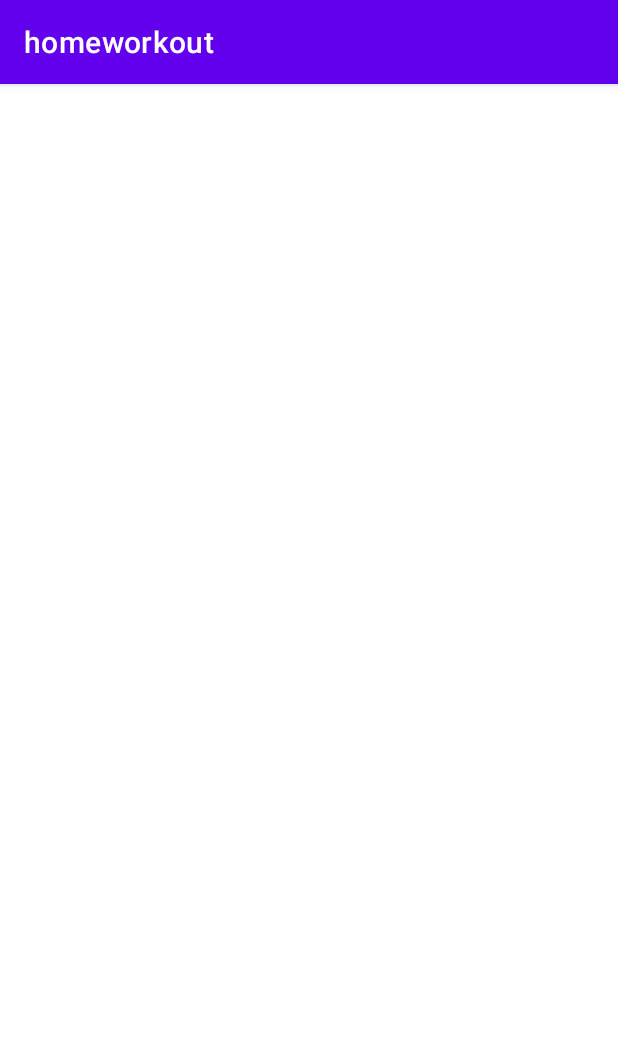
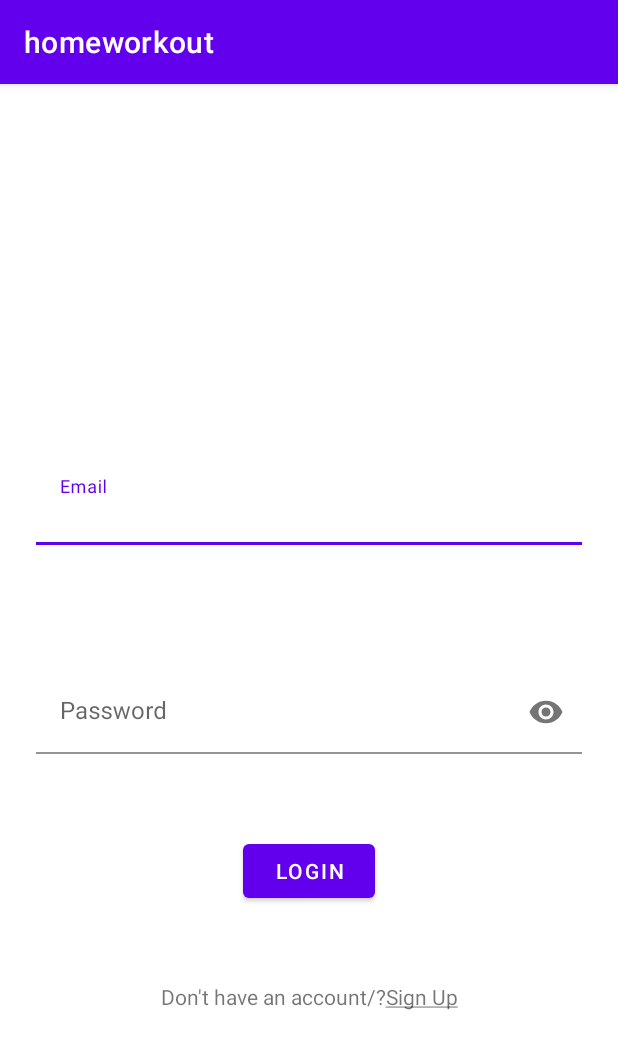
Before and after one commit to tanyasismayiana/work-out-app, an Android app: the screen it shows after launch (LoginActivity), on a phone screen of 412 x 824 dp. Shown: the top 1049 px of the screen. Run offline under Robolectric (Android 15) with nearby library versions, the phone set to English and light mode, and no system bars.

Commit message:
first commit

```diff
--- a/app/src/main/java/dev/tanya/homeworkout/LoginActivity.kt
+++ b/app/src/main/java/dev/tanya/homeworkout/LoginActivity.kt
@@ -7,7 +7,6 @@ import android.os.Bundle
 class LoginActivity : AppCompatActivity() {
     override fun onCreate(savedInstanceState: Bundle?) {
         super.onCreate(savedInstanceState)
-
         setContentView(R.layout.activity_login)
     }
 }
--- a/app/src/main/res/layout/activity_login.xml
+++ b/app/src/main/res/layout/activity_login.xml
@@ -6,4 +6,97 @@
     android:layout_height="match_parent"
     tools:context=".LoginActivity">
 
+    <androidx.constraintlayout.widget.Guideline
+        android:id="@+id/guideline3"
+        android:layout_width="wrap_content"
+        android:layout_height="wrap_content"
+        android:orientation="horizontal"
+        app:layout_constraintGuide_begin="306dp"
+        app:layout_constraintGuide_percent="0.4" />
+
+    <com.google.android.material.textfield.TextInputLayout
+        android:id="@+id/tilEmail"
+        android:layout_width="0dp"
+        android:layout_height="wrap_content"
+        android:layout_marginStart="24dp"
+        android:layout_marginEnd="24dp"
+        app:boxBackgroundColor="@android:color/transparent"
+        app:layout_constraintBottom_toTopOf="@+id/guideline3"
+        app:layout_constraintEnd_toEndOf="parent"
+        app:layout_constraintStart_toStartOf="parent">
+
+        <com.google.android.material.textfield.TextInputEditText
+            android:id="@+id/etEmail"
+            android:layout_width="match_parent"
+            android:layout_height="wrap_content"
+            android:hint="@string/email"
+            android:inputType="textEmailAddress" />
+    </com.google.android.material.textfield.TextInputLayout>
+
+    <com.google.android.material.textfield.TextInputLayout
+        android:id="@+id/textInputLayout"
+        android:layout_width="409dp"
+        android:layout_height="wrap_content"
+        android:layout_marginStart="24dp"
+        android:layout_marginTop="34dp"
+        android:layout_marginEnd="24dp"
+        app:layout_constraintBottom_toTopOf="@+id/guideline3"
+        app:layout_constraintEnd_toEndOf="parent"
+        app:layout_constraintStart_toStartOf="parent"
+        app:layout_constraintTop_toTopOf="@+id/tilEmail">
+
+    </com.google.android.material.textfield.TextInputLayout>
+
+
+
+
+    <com.google.android.material.textfield.TextInputLayout
+        android:id="@+id/tilPassword"
+        android:layout_width="0dp"
+        android:layout_height="wrap_content"
+        android:layout_marginStart="24dp"
+        android:layout_marginTop="83dp"
+        app:boxBackgroundColor="@android:color/transparent"
+        android:layout_marginEnd="24dp"
+        android:hint="@string/password"
+        app:layout_constraintEnd_toEndOf="parent"
+        app:layout_constraintStart_toStartOf="parent"
+        app:layout_constraintTop_toBottomOf="@+id/tilEmail"
+        app:passwordToggleEnabled="true"
+        >
+
+
+
+        <com.google.android.material.textfield.TextInputEditText
+            android:id="@+id/etPassword"
+            android:layout_width="match_parent"
+            android:layout_height="wrap_content"
+            android:inputType="textPassword"
+            />
+    </com.google.android.material.textfield.TextInputLayout>
+
+    <Button
+        android:id="@+id/btnLogin"
+        android:layout_width="wrap_content"
+        android:layout_height="wrap_content"
+        android:layout_marginStart="24dp"
+        android:layout_marginTop="54dp"
+        android:layout_marginEnd="24dp"
+        android:text="@string/login"
+        app:layout_constraintEnd_toEndOf="parent"
+        app:layout_constraintStart_toStartOf="parent"
+        app:layout_constraintTop_toBottomOf="@+id/tilPassword" />
+
+    <TextView
+        android:id="@+id/tvSignup"
+        android:layout_width="wrap_content"
+        android:layout_height="wrap_content"
+        android:layout_marginStart="24dp"
+        android:layout_marginTop="50dp"
+        android:layout_marginEnd="24dp"
+        android:text="@string/sign_up"
+        app:layout_constraintEnd_toEndOf="parent"
+        app:layout_constraintStart_toStartOf="parent"
+        app:layout_constraintTop_toBottomOf="@+id/btnLogin" />
+
 </androidx.constraintlayout.widget.ConstraintLayout>
--- a/app/src/main/res/values/strings.xml
+++ b/app/src/main/res/values/strings.xml
@@ -1,3 +1,7 @@
 <resources>
     <string name="app_name">homeworkout</string>
+    <string name="login">LOGIN</string>
+    <string name="email">Email</string>
+    <string name="password">Password</string>
+    <string name="sign_up">Don\'t have an account/?<u>Sign Up</u></string>
 </resources>
```
